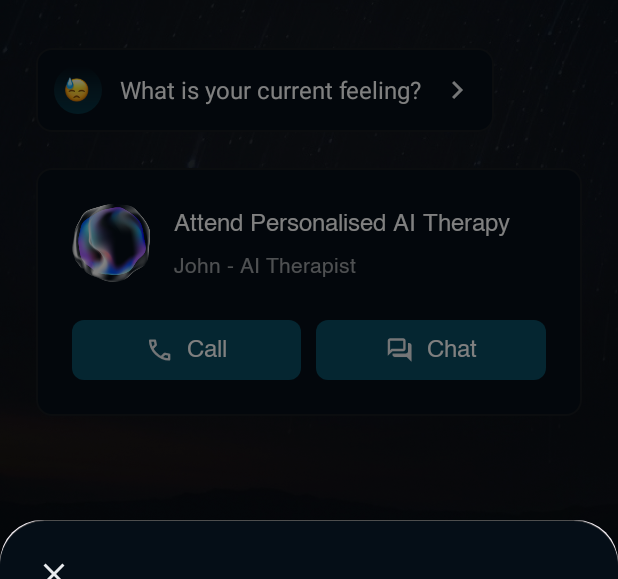
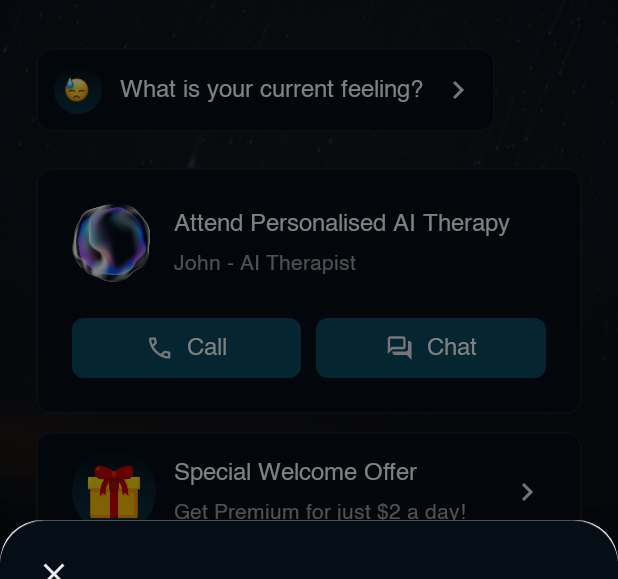
Before and after one commit to aninarafath6/sereno, an Android app: the HomeActivity screen opened directly, with no data from a screen before it, after a tap on "What is your current feeling?", on a phone screen of 412 x 824 dp, the part 99-678 px from its top. Run offline under Robolectric (Android 15) with nearby library versions, the phone set to English and light mode, and no system bars; 1 other tap on this screen came first.

Commit message:
Therapy card

```diff
--- a/app/src/main/java/com/example/sereno/home/HomeActivity.kt
+++ b/app/src/main/java/com/example/sereno/home/HomeActivity.kt
@@ -39,6 +39,7 @@ class HomeActivity : AppCompatActivity() {
         }
         binding.homeTherapyCard.chat.onClickWithHaptics { }
         binding.homeTherapyCard.call.onClickWithHaptics { }
+        binding.homePremiumCard.root.onClickWithHaptics { }
     }
 
     private fun initObservers() {
--- a/app/src/main/res/layout/activity_auth_wrapper.xml
+++ b/app/src/main/res/layout/activity_auth_wrapper.xml
@@ -14,6 +14,7 @@
         android:layout_width="wrap_content"
         android:layout_height="wrap_content"
         android:textSize="18sp"
+        android:fontFamily="@font/helvetica"
         android:alpha=".1"
         android:text="@string/pause_reset_thrive"
         android:textColor="#fff" />
--- a/app/src/main/res/layout/activity_home.xml
+++ b/app/src/main/res/layout/activity_home.xml
@@ -34,6 +34,10 @@
             android:id="@+id/homeTherapyCard"
             layout="@layout/home_therapy_card" />
 
+        <include
+            android:id="@+id/homePremiumCard"
+            layout="@layout/premium_offer_card" />
+
     </LinearLayout>
 
 </androidx.constraintlayout.widget.ConstraintLayout>
--- a/app/src/main/res/layout/home_feeling_card.xml
+++ b/app/src/main/res/layout/home_feeling_card.xml
@@ -26,6 +26,7 @@
     <TextView
         android:layout_width="wrap_content"
         android:layout_height="wrap_content"
+        android:fontFamily="@font/helvetica"
         android:text="@string/what_is_your_current_feeling"
         android:textColor="@color/white"
         android:textSize="16sp" />
--- a/app/src/main/res/layout/home_therapy_card.xml
+++ b/app/src/main/res/layout/home_therapy_card.xml
@@ -38,7 +38,7 @@
             <TextView
                 android:layout_width="match_parent"
                 android:layout_height="wrap_content"
-                android:layout_marginTop="4dp"
+                android:layout_marginTop="2dp"
                 android:alpha=".6"
                 android:fontFamily="@font/helvetica"
                 android:text="John - AI Therapist"
--- /dev/null
+++ b/app/src/main/res/layout/premium_offer_card.xml
@@ -0,0 +1,58 @@
+<?xml version="1.0" encoding="utf-8"?>
+<LinearLayout xmlns:android="http://schemas.android.com/apk/res/android"
+    android:layout_width="match_parent"
+    android:layout_height="wrap_content"
+    android:layout_gravity="center"
+    android:layout_marginTop="12dp"
+    android:background="@drawable/home_item_bg"
+    android:gravity="center"
+    android:orientation="horizontal"
+    android:paddingHorizontal="24dp"
+    android:paddingVertical="12dp">
+
+    <LinearLayout
+        android:layout_width="56dp"
+        android:layout_height="56dp"
+        android:layout_marginEnd="12dp"
+        android:background="@drawable/home_container_gradient"
+        android:gravity="center">
+
+        <ImageView
+            android:layout_width="36dp"
+            android:layout_height="36dp"
+            android:src="@drawable/gift" />
+
+    </LinearLayout>
+
+    <LinearLayout
+        android:layout_width="0dp"
+        android:layout_height="wrap_content"
+        android:layout_weight="1"
+        android:orientation="vertical">
+
+        <TextView
+            android:layout_width="match_parent"
+            android:layout_height="wrap_content"
+            android:fontFamily="@font/helvetica"
+            android:text="Special Welcome Offer"
+            android:textColor="@color/white"
+            android:textSize="16dp" />
+
+        <TextView
+            android:layout_width="match_parent"
+            android:layout_height="wrap_content"
+            android:layout_marginTop="2dp"
+            android:alpha=".6"
+            android:fontFamily="@font/helvetica"
+            android:text="Get Premium for just $2 a day!"
+            android:textColor="@color/white"
+            android:textSize="14dp" />
+
+    </LinearLayout>
+
+    <ImageView
+        android:layout_width="24dp"
+        android:layout_height="24dp"
+        android:layout_marginStart="12dp"
+        android:src="@drawable/ic_right" />
+</LinearLayout>
--- a/app/src/main/res/layout/splash.xml
+++ /dev/null
@@ -1,16 +0,0 @@
-<?xml version="1.0" encoding="utf-8"?>
-<LinearLayout xmlns:android="http://schemas.android.com/apk/res/android"
-    xmlns:tools="http://schemas.android.com/tools"
-    android:layout_width="match_parent"
-    android:layout_height="match_parent"
-    android:layout_gravity="center"
-    android:theme="@style/Base.Theme.Sereno"
-    android:gravity="center"
-    android:background="@color/primary"
-    tools:context=".onboarding.views.MainActivity">
-
-    <ProgressBar
-        android:layout_width="50dp"
-        android:layout_height="50dp"
-        android:layout_gravity="center" />
-</LinearLayout>
```
Also changed, not shown: app/src/main/res/drawable/gift.png (added).
